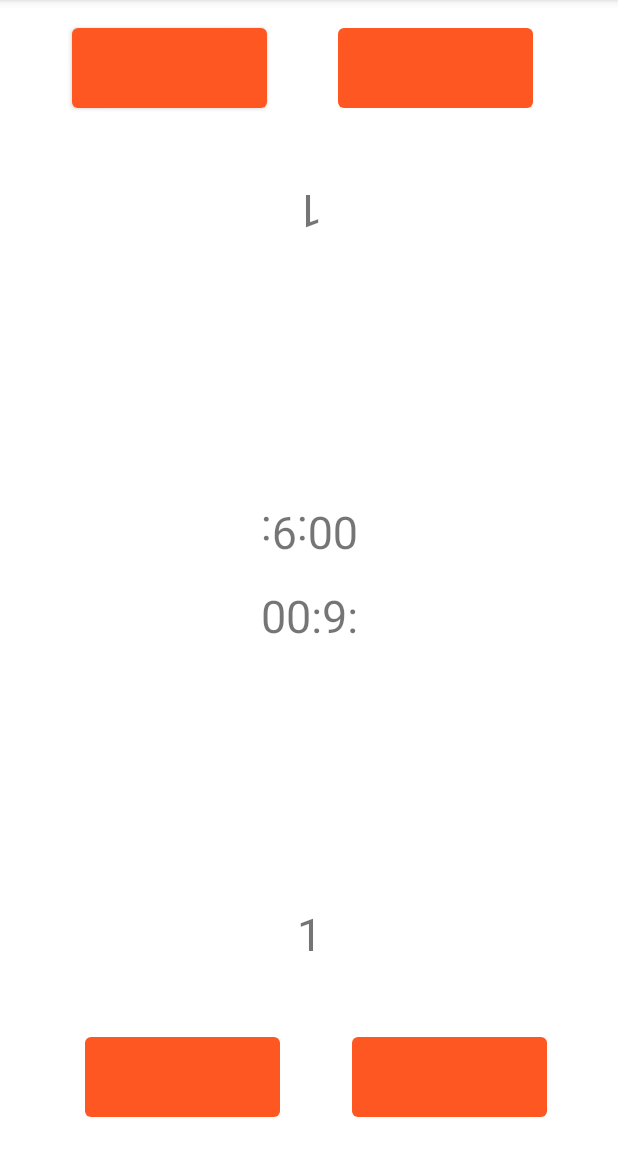
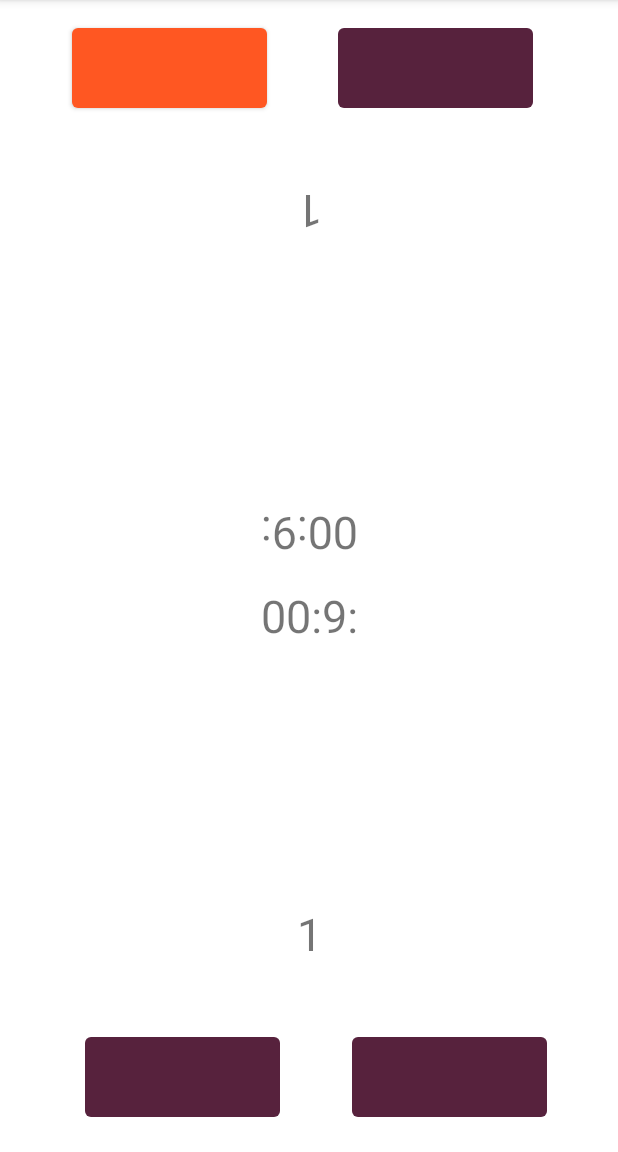
Before and after one commit to Piranoss/Click_n_Coop, an Android app: the RythmFragment screen opened through its navigation route, after a tap on an icon or button, on a phone screen of 412 x 824 dp, the part 84-1236 px from its top. Run offline under Robolectric (Android 15) with nearby library versions, the phone set to English and light mode, and no system bars.

Commit message:
ajout du changement de couleurs des boutons

```diff
--- a/app/src/main/java/com/example/clickncoop/RythmFragment.java
+++ b/app/src/main/java/com/example/clickncoop/RythmFragment.java
@@ -2,6 +2,7 @@ package com.example.clickncoop;
 
 import androidx.lifecycle.ViewModelProvider;
 
+import android.graphics.Color;
 import android.os.Bundle;
 
 import androidx.annotation.NonNull;
@@ -69,8 +70,11 @@ public class RythmFragment extends Fragment {
         plus4 = (Button) getView().findViewById(R.id.button4);
 
         plus2.setEnabled(false);
+        plus2.setBackgroundColor(getResources().getColor(R.color.rouge2));
         plus3.setEnabled(false);
+        plus3.setBackgroundColor(getResources().getColor(R.color.rouge2));
         plus4.setEnabled(false);
+        plus4.setBackgroundColor(getResources().getColor(R.color.rouge2));
 
         increment();
     }
@@ -174,19 +178,27 @@ public class RythmFragment extends Fragment {
         switch (x){
             case 1:
                 plus1.setEnabled(false);
+                plus1.setBackgroundColor(getResources().getColor(R.color.rouge2));
                 plus2.setEnabled(true);
+                plus2.setBackgroundColor(getResources().getColor(R.color.rouge));
                 break;
             case 2:
                 plus2.setEnabled(false);
+                plus2.setBackgroundColor(getResources().getColor(R.color.rouge2));
                 plus3.setEnabled(true);
+                plus3.setBackgroundColor(getResources().getColor(R.color.rouge));
                 break;
             case 3:
                 plus3.setEnabled(false);
+                plus3.setBackgroundColor(getResources().getColor(R.color.rouge2));
                 plus4.setEnabled(true);
+                plus4.setBackgroundColor(getResources().getColor(R.color.rouge));
                 break;
             case 4:
                 plus4.setEnabled(false);
+                plus4.setBackgroundColor(getResources().getColor(R.color.rouge2));
                 plus1.setEnabled(true);
+                plus1.setBackgroundColor(getResources().getColor(R.color.rouge));
                 break;
         }
     }
--- a/app/src/main/res/values/colors.xml
+++ b/app/src/main/res/values/colors.xml
@@ -7,4 +7,6 @@
     <color name="teal_700">#FF018786</color>
     <color name="black">#FF000000</color>
     <color name="white">#FFFFFFFF</color>
+    <color name="rouge2">#FF57223D</color>
+    <color name="rouge">#FF5722</color>
 </resources>
```
